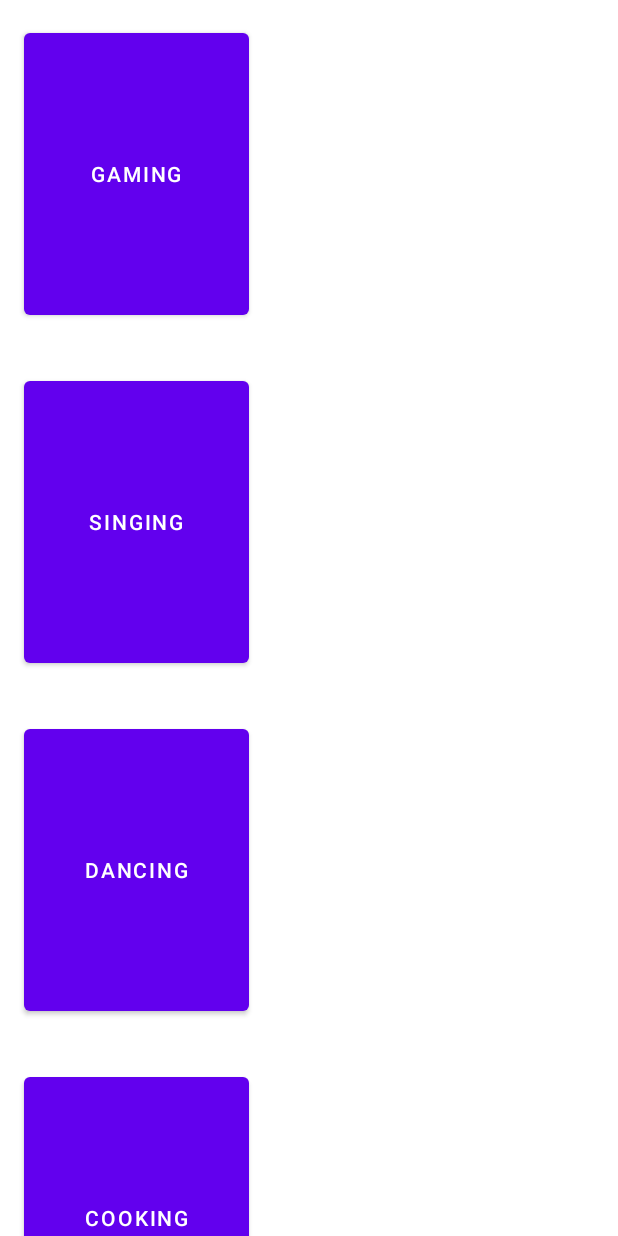
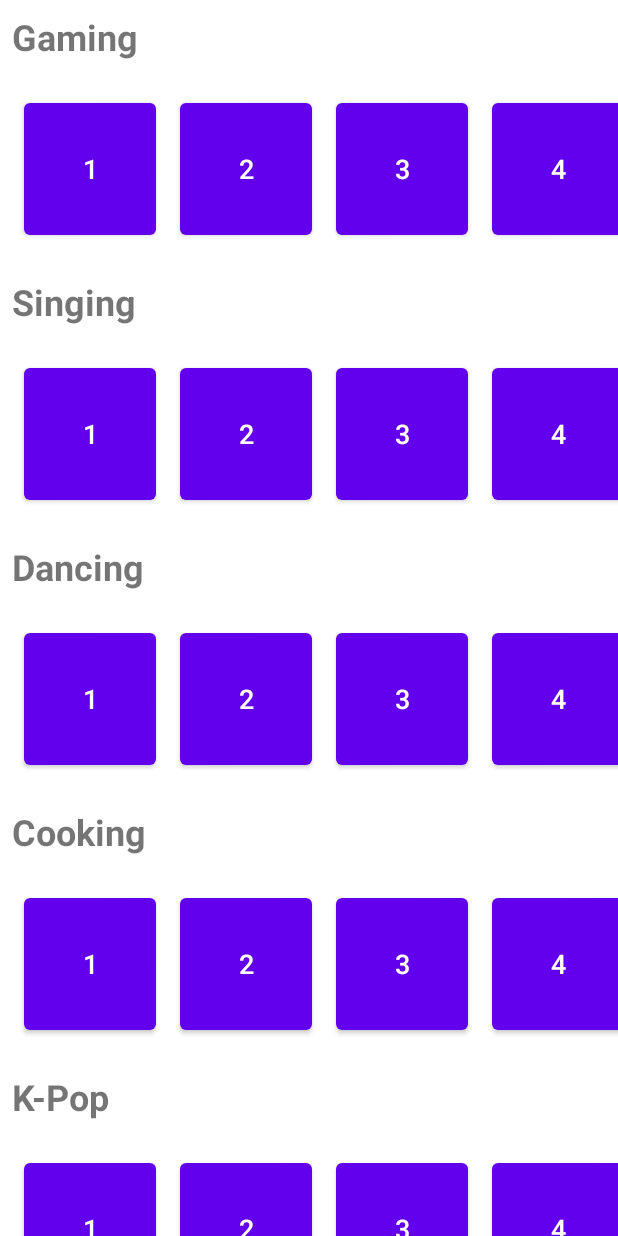
Before and after one commit to leclerc162003/imi_app, an Android app: the TrendingInterests screen opened directly, with no data from a screen before it, on a phone screen of 412 x 824 dp. Run offline under Robolectric (Android 15) with nearby library versions, the light colour scheme and no system bars; our stand-ins replace Firebase (no records; nobody signed in at launch, a user with empty details on screens opened directly); Roboto replaces fonts that are not available here.

Commit message:
Adjusted trending view to make it nested recyclerview

```diff
--- a/app/src/main/AndroidManifest.xml
+++ b/app/src/main/AndroidManifest.xml
@@ -13,7 +13,6 @@
         android:theme="@style/Theme.Imiapp">
         <activity android:name=".updateInterests" />
         <activity android:name=".TrendingChat" />
-        <activity android:name=".TrendingThreads" />
         <activity android:name=".TrendingInterests" />
         <activity android:name=".chooseInterests" />
         <activity android:name=".bugIssue" />
--- a/app/src/main/java/sg/edu/np/imiapp/TrendingInterestViewHolder.java
+++ b/app/src/main/java/sg/edu/np/imiapp/TrendingInterestViewHolder.java
@@ -1,15 +1,18 @@
 package sg.edu.np.imiapp;
 
 import android.view.View;
-import android.widget.Button;
+import android.widget.TextView;
 
 import androidx.annotation.NonNull;
 import androidx.recyclerview.widget.RecyclerView;
 
 public class TrendingInterestViewHolder extends RecyclerView.ViewHolder {
-    Button interestBtn;
+    TextView interestName;
+    RecyclerView trendingThreadsrv;
+
     public TrendingInterestViewHolder(@NonNull View itemView) {
         super(itemView);
-        interestBtn = itemView.findViewById(R.id.interestBtn);
+        interestName = itemView.findViewById(R.id.interestName);
+        trendingThreadsrv = itemView.findViewById(R.id.trendingThreadsrv);
     }
 }
--- a/app/src/main/java/sg/edu/np/imiapp/TrendingInterestsAdapter.java
+++ b/app/src/main/java/sg/edu/np/imiapp/TrendingInterestsAdapter.java
@@ -7,6 +7,7 @@ import android.view.View;
 import android.view.ViewGroup;
 
 import androidx.annotation.NonNull;
+import androidx.recyclerview.widget.LinearLayoutManager;
 import androidx.recyclerview.widget.RecyclerView;
 
 import java.util.ArrayList;
@@ -14,6 +15,7 @@ import java.util.ArrayList;
 public class TrendingInterestsAdapter extends RecyclerView.Adapter<TrendingInterestViewHolder> {
     Context context;
     ArrayList<Interests> interestdata;
+    ArrayList<String> threaddata;
 
     public TrendingInterestsAdapter(Context c, ArrayList<Interests> d){
         context = c;
@@ -32,20 +34,30 @@ public class TrendingInterestsAdapter extends RecyclerView.Adapter<TrendingInter
     public void onBindViewHolder(@NonNull TrendingInterestViewHolder holder, int position) {
         Interests interest = interestdata.get(position);
         String interestName = interest.getText();
-        holder.interestBtn.setText(interestName);
+        threaddata = getThreaddata();
 
-        holder.interestBtn.setOnClickListener(new View.OnClickListener() {
-            @Override
-            public void onClick(View v) {
-                Intent toTrendingThreads = new Intent(holder.interestBtn.getContext(), TrendingThreads.class);
-                toTrendingThreads.putExtra("interestName", interestName);
-                holder.interestBtn.getContext().startActivity(toTrendingThreads);
-            }
-        });
+        holder.interestName.setText(interestName);
+
+        TrendingThreadsAdapter adapter = new TrendingThreadsAdapter(this.context, threaddata);
+        LinearLayoutManager layoutManager = new LinearLayoutManager(this.context, LinearLayoutManager.HORIZONTAL, false);
+        holder.trendingThreadsrv.setLayoutManager(layoutManager);
+        holder.trendingThreadsrv.setAdapter(adapter);
     }
 
     @Override
     public int getItemCount() {
         return interestdata.size();
     }
+
+    public ArrayList<String> getThreaddata(){
+        ArrayList<String> threads = new ArrayList<>();
+        //get information from firebase
+        threads.add("1");
+        threads.add("2");
+        threads.add("3");
+        threads.add("4");
+        threads.add("5");
+
+        return threads;
+    }
 }
--- a/app/src/main/java/sg/edu/np/imiapp/TrendingThreadsAdapter.java
+++ b/app/src/main/java/sg/edu/np/imiapp/TrendingThreadsAdapter.java
@@ -30,9 +30,9 @@ public class TrendingThreadsAdapter extends RecyclerView.Adapter<TrendingThreads
     @Override
     public void onBindViewHolder(@NonNull TrendingThreadsViewHolder holder, int position) {
         String threadName = threaddata.get(position);
-        holder.threadBtn.setText(threadName);
+        holder.toThreadBtn.setText(threadName);
 
-        holder.threadBtn.setOnClickListener(new View.OnClickListener() {
+        holder.toThreadBtn.setOnClickListener(new View.OnClickListener() {
             @Override
             public void onClick(View v) {
                 //create intent to next activity
--- a/app/src/main/java/sg/edu/np/imiapp/TrendingThreadsViewHolder.java
+++ b/app/src/main/java/sg/edu/np/imiapp/TrendingThreadsViewHolder.java
@@ -7,10 +7,10 @@ import androidx.annotation.NonNull;
 import androidx.recyclerview.widget.RecyclerView;
 
 public class TrendingThreadsViewHolder extends RecyclerView.ViewHolder {
-    Button threadBtn;
+    Button toThreadBtn;
 
     public TrendingThreadsViewHolder(@NonNull View itemView) {
         super(itemView);
-        threadBtn = itemView.findViewById(R.id.toThreadBtn);
+        toThreadBtn = itemView.findViewById(R.id.toThreadBtn);
     }
 }
--- a/app/src/main/res/layout/trendinginterestrv_layout.xml
+++ b/app/src/main/res/layout/trendinginterestrv_layout.xml
@@ -2,23 +2,28 @@
 <androidx.constraintlayout.widget.ConstraintLayout xmlns:android="http://schemas.android.com/apk/res/android"
     xmlns:app="http://schemas.android.com/apk/res-auto"
     xmlns:tools="http://schemas.android.com/tools"
-    android:layout_width="wrap_content"
+    android:layout_width="match_parent"
     android:layout_height="wrap_content">
 
-    <Button
-        android:id="@+id/interestBtn"
-        android:layout_width="150dp"
-        android:layout_height="200dp"
-        android:layout_marginStart="16dp"
-        android:layout_marginTop="16dp"
-        android:layout_marginEnd="16dp"
-        android:layout_marginBottom="16dp"
+    <TextView
+        android:id="@+id/interestName"
+        android:layout_width="wrap_content"
+        android:layout_height="wrap_content"
+        android:layout_marginStart="8dp"
+        android:layout_marginTop="8dp"
         android:text="Interest"
-        app:layout_constraintBottom_toBottomOf="parent"
+        android:textSize="24sp"
+        android:textStyle="bold"
+        app:layout_constraintStart_toStartOf="parent"
+        app:layout_constraintTop_toTopOf="parent" />
+
+    <androidx.recyclerview.widget.RecyclerView
+        android:id="@+id/trendingThreadsrv"
+        android:layout_width="0dp"
+        android:layout_height="128dp"
+        android:layout_marginStart="8dp"
+        android:layout_marginTop="8dp"
         app:layout_constraintEnd_toEndOf="parent"
-        app:layout_constraintHorizontal_bias="0.0"
         app:layout_constraintStart_toStartOf="parent"
-        app:layout_constraintTop_toTopOf="parent"
-        app:layout_constraintVertical_bias="1.0" />
-
+        app:layout_constraintTop_toBottomOf="@+id/interestName" />
 </androidx.constraintlayout.widget.ConstraintLayout>
--- a/app/src/main/res/layout/trendingthreadrv_layout.xml
+++ b/app/src/main/res/layout/trendingthreadrv_layout.xml
@@ -2,17 +2,15 @@
 <androidx.constraintlayout.widget.ConstraintLayout xmlns:android="http://schemas.android.com/apk/res/android"
     xmlns:app="http://schemas.android.com/apk/res-auto"
     xmlns:tools="http://schemas.android.com/tools"
-    android:layout_width="match_parent"
-    android:layout_height="wrap_content">
+    android:layout_width="wrap_content"
+    android:layout_height="128dp">
 
     <Button
         android:id="@+id/toThreadBtn"
-        android:layout_width="0dp"
-        android:layout_height="75dp"
-        android:layout_marginStart="16dp"
-        android:layout_marginTop="8dp"
-        android:layout_marginEnd="16dp"
-        android:layout_marginBottom="8dp"
+        android:layout_width="wrap_content"
+        android:layout_height="100dp"
+        android:layout_marginStart="8dp"
+        android:layout_marginEnd="8dp"
         android:text="Thread Name"
         android:textSize="18sp"
         app:layout_constraintBottom_toBottomOf="parent"
```
Also changed, not shown: app/src/main/java/sg/edu/np/imiapp/TrendingThreads.java (deleted, +0 -90 lines), app/src/main/res/layout/activity_trending_threads.xml (deleted, +0 -41 lines).
